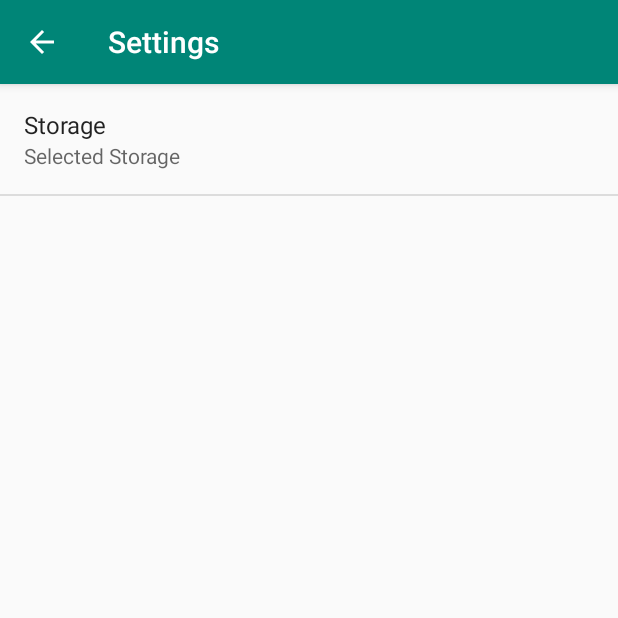
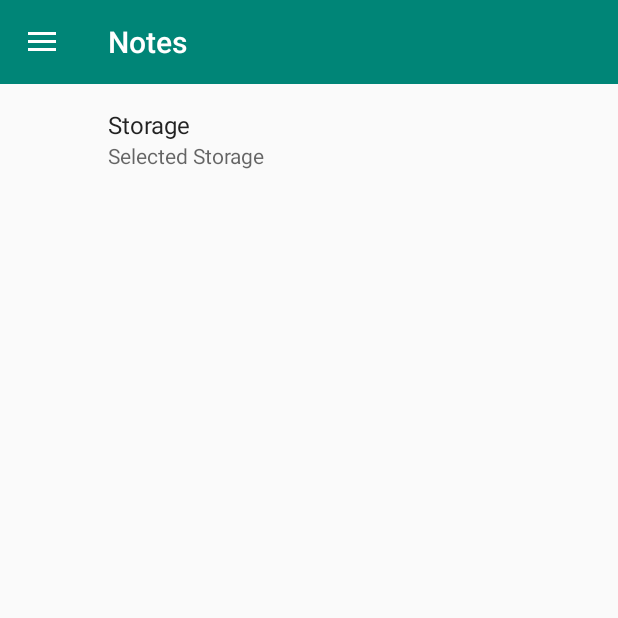
Before and after one commit to Andrei1993ak/D3GoalTask2, an Android app: the screen it shows after launch (SettingsActivity before the commit, NotesActivity after it), in the side drawer, after a tap on "Settings", on a phone screen of 412 x 824 dp, the top half of it. Run offline under Robolectric (Android 15) with nearby library versions, the phone set to English and light mode, and no system bars; our stand-ins replace ButterKnife, androidx.preference; libraries missing offline, so code that uses them is left out: com.orm; 3 statements that could not run were skipped.

Commit message:
task 1 : move to fragments

```diff
--- a/app/build.gradle
+++ b/app/build.gradle
@@ -23,6 +23,7 @@ dependencies {
     compile 'com.github.satyan:sugar:1.3'
     implementation fileTree(dir: 'libs', include: ['*.jar'])
     implementation 'com.android.support:appcompat-v7:27.1.1'
+    compile 'com.android.support:preference-v7:27.1.1'
     compile 'com.jakewharton:butterknife:8.6.0'
     annotationProcessor 'com.jakewharton:butterknife-compiler:8.6.0'
     implementation 'com.android.support:design:27.1.1'
--- a/app/src/main/AndroidManifest.xml
+++ b/app/src/main/AndroidManifest.xml
@@ -31,11 +31,6 @@
             android:name=".activities.CreateEditNoteActivity"
             android:label="@string/manage_note"
             android:parentActivityName=".activities.NotesActivity"></activity>
-
-        <activity
-            android:name=".activities.settings.SettingsActivity"
-            android:label="@string/settings"
-            android:parentActivityName=".activities.NotesActivity"></activity>
     </application>
 
 </manifest>
--- a/app/src/main/java/com/github/andrei1993ak/mentoring/task2/activities/CreateEditNoteActivity.java
+++ b/app/src/main/java/com/github/andrei1993ak/mentoring/task2/activities/CreateEditNoteActivity.java
@@ -35,10 +35,10 @@ public class CreateEditNoteActivity extends AppCompatActivity {
     private AppCompatCheckBox mIsFavouriteCheckBox;
     private long mId;
 
-    static Intent getCreateNoteIntent(final Context pContext, final boolean pIsFavouriteTabSelected) {
+    static Intent getCreateNoteIntent(final Context pContext, final boolean pIsFavouritePreselected) {
         final Intent intent = new Intent(pContext, CreateEditNoteActivity.class);
         intent.setAction(CREATE_NOTE_ACTION);
-        intent.putExtra(EXTRA_NOTE_FAVOURITE_KEY, pIsFavouriteTabSelected);
+        intent.putExtra(EXTRA_NOTE_FAVOURITE_KEY, pIsFavouritePreselected);
 
         return intent;
     }
--- /dev/null
+++ b/app/src/main/java/com/github/andrei1993ak/mentoring/task2/activities/IAppNavigator.java
@@ -0,0 +1,11 @@
+package com.github.andrei1993ak.mentoring.task2.activities;
+
+import com.github.andrei1993ak.mentoring.task2.model.note.INote;
+
+public interface IAppNavigator {
+    void goToCreationNote(boolean pEquals);
+
+    void goToEditNote(INote pNote);
+
+    void goToDisplayingNotes();
+}
--- a/app/src/main/java/com/github/andrei1993ak/mentoring/task2/activities/NotesActivity.java
+++ b/app/src/main/java/com/github/andrei1993ak/mentoring/task2/activities/NotesActivity.java
@@ -1,45 +1,31 @@
 package com.github.andrei1993ak.mentoring.task2.activities;
 
-import android.content.Intent;
 import android.os.Bundle;
 import android.support.annotation.NonNull;
-import android.support.design.widget.FloatingActionButton;
 import android.support.design.widget.NavigationView;
-import android.support.v4.app.FragmentTabHost;
+import android.support.v4.app.Fragment;
 import android.support.v4.view.GravityCompat;
 import android.support.v4.widget.DrawerLayout;
 import android.support.v7.app.ActionBarDrawerToggle;
 import android.support.v7.app.AppCompatActivity;
 import android.support.v7.widget.Toolbar;
 import android.view.MenuItem;
-import android.view.View;
 
 import com.github.andrei1993ak.mentoring.task2.R;
-import com.github.andrei1993ak.mentoring.task2.activities.settings.SettingsActivity;
+import com.github.andrei1993ak.mentoring.task2.model.note.INote;
 
-public class NotesActivity extends AppCompatActivity
-        implements NavigationView.OnNavigationItemSelectedListener {
+public class NotesActivity extends AppCompatActivity implements IAppNavigator {
 
-    private FragmentTabHost mTabHost;
-    private String mAllNotesString;
-    private String mFavouriteNotesString;
+    static final String SKIP_ASKING_PERMISSIONS = "skipAskingPermissions";
 
     @Override
     protected void onCreate(final Bundle savedInstanceState) {
         super.onCreate(savedInstanceState);
+
         setContentView(R.layout.activity_notes);
+
         final Toolbar toolbar = findViewById(R.id.toolbar);
         setSupportActionBar(toolbar);
-
-        final FloatingActionButton fab = findViewById(R.id.fab);
-        fab.setOnClickListener(new View.OnClickListener() {
-            @Override
-            public void onClick(final View view) {
-                final String currentTabTag = mTabHost.getCurrentTabTag();
-                goToCreateNote(mFavouriteNotesString.equals(currentTabTag));
-            }
-        });
-
         final DrawerLayout drawer = findViewById(R.id.drawer_layout);
         final ActionBarDrawerToggle toggle = new ActionBarDrawerToggle(
                 this, drawer, toolbar, R.string.navigation_drawer_open, R.string.navigation_drawer_close);
@@ -47,24 +33,13 @@ public class NotesActivity extends AppCompatActivity
         toggle.syncState();
 
         final NavigationView navigationView = findViewById(R.id.nav_view);
-        navigationView.setNavigationItemSelectedListener(this);
+        navigationView.setNavigationItemSelectedListener(new OnNavigationItemSelectedListener());
 
-        mTabHost = findViewById(android.R.id.tabhost);
-        mTabHost.setup(this, getSupportFragmentManager(), android.R.id.tabcontent);
-
-        mAllNotesString = getResources().getString(R.string.all_notes);
-        mFavouriteNotesString = getResources().getString(R.string.favourite_notes);
-
-        mTabHost.addTab(
-                mTabHost.newTabSpec(mAllNotesString).setIndicator(mAllNotesString, null),
-                NotesTabFragment.class, NotesTabFragment.getAllNotesArguments());
-        mTabHost.addTab(
-                mTabHost.newTabSpec(mFavouriteNotesString).setIndicator(mFavouriteNotesString, null),
-                NotesTabFragment.class, NotesTabFragment.getFavouritesNotesArguments());
+        goToDisplayingNotes();
     }
 
-    private void goToCreateNote(final boolean isFavouriteTabSelected) {
-        startActivity(CreateEditNoteActivity.getCreateNoteIntent(this, isFavouriteTabSelected));
+    private void showFragment(final Fragment pFragment) {
+        getSupportFragmentManager().beginTransaction().replace(R.id.content, pFragment).commit();
     }
 
     @Override
@@ -77,17 +52,60 @@ public class NotesActivity extends AppCompatActivity
         }
     }
 
-    @SuppressWarnings("StatementWithEmptyBody")
     @Override
-    public boolean onNavigationItemSelected(@NonNull final MenuItem item) {
-        final int id = item.getItemId();
+    public void onRequestPermissionsResult(final int requestCode,
+                                           final String[] permissions, final int[] grantResults) {
+        final Bundle bundle = new Bundle();
+        bundle.putBoolean(SKIP_ASKING_PERMISSIONS, true);
+        showSettings(bundle);
+    }
 
-        if (id == R.id.nav_manage) {
-            startActivityForResult(new Intent(this, SettingsActivity.class), 222);
+    private void showSettings(final Bundle pBundle) {
+        final SettingsFragment settingsFragment = new SettingsFragment();
+
+        if (pBundle != null) {
+            settingsFragment.setArguments(pBundle);
         }
 
-        final DrawerLayout drawer = findViewById(R.id.drawer_layout);
-        drawer.closeDrawer(GravityCompat.START);
-        return true;
+        showFragment(settingsFragment);
+    }
+
+    @Override
+    public void goToCreationNote(final boolean pIsFavouritePreselected) {
+        startActivity(CreateEditNoteActivity.getCreateNoteIntent(this, pIsFavouritePreselected));
+    }
+
+    @Override
+    public void goToEditNote(final INote pNote) {
+        startActivity(CreateEditNoteActivity.getEditNoteIntent(this, pNote));
+    }
+
+    @Override
+    public void goToDisplayingNotes() {
+        showFragment(new NotesFragment());
+    }
+
+    private class OnNavigationItemSelectedListener implements NavigationView.OnNavigationItemSelectedListener {
+
+        private final DrawerLayout mDrawer;
+
+        private OnNavigationItemSelectedListener() {
+            mDrawer = findViewById(R.id.drawer_layout);
+        }
+
+        @Override
+        public boolean onNavigationItemSelected(@NonNull final MenuItem item) {
+            final int id = item.getItemId();
+
+            if (id == R.id.nav_manage) {
+                showSettings(null);
+            } else if (id == R.id.nav_notes) {
+                goToDisplayingNotes();
+            }
+
+            mDrawer.closeDrawer(GravityCompat.START);
+
+            return true;
+        }
     }
 }
--- /dev/null
+++ b/app/src/main/java/com/github/andrei1993ak/mentoring/task2/activities/NotesFragment.java
@@ -0,0 +1,59 @@
+package com.github.andrei1993ak.mentoring.task2.activities;
+
+import android.os.Bundle;
+import android.support.annotation.NonNull;
+import android.support.annotation.Nullable;
+import android.support.design.widget.FloatingActionButton;
+import android.support.v4.app.Fragment;
+import android.support.v4.app.FragmentActivity;
+import android.support.v4.app.FragmentTabHost;
+import android.view.LayoutInflater;
+import android.view.View;
+import android.view.ViewGroup;
+
+import com.github.andrei1993ak.mentoring.task2.R;
+
+public class NotesFragment extends Fragment {
+
+    private FragmentTabHost mTabHost;
+    private String mAllNotesString;
+    private String mFavouriteNotesString;
+
+    @Nullable
+    @Override
+    public View onCreateView(@NonNull final LayoutInflater inflater, @Nullable final ViewGroup container, final Bundle savedInstanceState) {
+        return inflater.inflate(R.layout.content_notes, container, false);
+    }
+
+    @Override
+    public void onViewCreated(@NonNull final View view, @Nullable final Bundle savedInstanceState) {
+        super.onViewCreated(view, savedInstanceState);
+
+        final FragmentActivity activity = getActivity();
+
+        mTabHost = view.findViewById(android.R.id.tabhost);
+        mTabHost.setup(activity, getFragmentManager(), android.R.id.tabcontent);
+
+        mAllNotesString = getResources().getString(R.string.all_notes);
+        mFavouriteNotesString = getResources().getString(R.string.favourite_notes);
+
+        mTabHost.addTab(
+                mTabHost.newTabSpec(mAllNotesString).setIndicator(mAllNotesString, null),
+                NotesTabFragment.class, NotesTabFragment.getAllNotesArguments());
+        mTabHost.addTab(
+                mTabHost.newTabSpec(mFavouriteNotesString).setIndicator(mFavouriteNotesString, null),
+                NotesTabFragment.class, NotesTabFragment.getFavouritesNotesArguments());
+
+        final FloatingActionButton fab = view.findViewById(R.id.fab);
+        fab.setOnClickListener(new View.OnClickListener() {
+            @Override
+            public void onClick(final View view) {
+                final String currentTabTag = mTabHost.getCurrentTabTag();
+
+                if (activity instanceof IAppNavigator) {
+                    ((IAppNavigator) activity).goToCreationNote(mFavouriteNotesString.equals(currentTabTag));
+                }
+            }
+        });
+    }
+}
--- a/app/src/main/java/com/github/andrei1993ak/mentoring/task2/activities/NotesTabFragment.java
+++ b/app/src/main/java/com/github/andrei1993ak/mentoring/task2/activities/NotesTabFragment.java
@@ -125,7 +125,11 @@ public class NotesTabFragment extends Fragment {
         } else if (item.getItemId() == R.id.action_edit_note) {
             final INote note = mAdapter.getItem(info.position);
 
-            startActivity(CreateEditNoteActivity.getEditNoteIntent(getContext(), note));
+            final FragmentActivity activity = getActivity();
+
+            if(activity instanceof IAppNavigator){
+                ((IAppNavigator) activity).goToEditNote(note);
+            }
 
             return true;
         }
--- a/app/src/main/java/com/github/andrei1993ak/mentoring/task2/activities/settings/SettingsFragment.java
+++ b/app/src/main/java/com/github/andrei1993ak/mentoring/task2/activities/SettingsFragment.java
@@ -1,32 +1,30 @@
-package com.github.andrei1993ak.mentoring.task2.activities.settings;
+package com.github.andrei1993ak.mentoring.task2.activities;
 
 import android.Manifest;
 import android.app.Activity;
 import android.content.SharedPreferences;
 import android.content.pm.PackageManager;
 import android.os.Bundle;
-import android.preference.ListPreference;
-import android.preference.PreferenceFragment;
 import android.support.v4.app.ActivityCompat;
 import android.support.v4.content.ContextCompat;
+import android.support.v7.preference.ListPreference;
+import android.support.v7.preference.PreferenceFragmentCompat;
 
 import com.github.andrei1993ak.mentoring.task2.R;
 import com.github.andrei1993ak.mentoring.task2.model.note.factory.ICurrentStorageTypeHolder;
 import com.github.andrei1993ak.mentoring.task2.model.note.factory.StorageTypeResolver;
 
-public class SettingsFragment extends PreferenceFragment implements SharedPreferences.OnSharedPreferenceChangeListener {
+public class SettingsFragment extends PreferenceFragmentCompat implements SharedPreferences.OnSharedPreferenceChangeListener {
 
     private static final int MY_PERMISSIONS_REQUEST_READ_STORAGE = 1;
 
     @Override
-    public void onCreate(final Bundle savedInstanceState) {
-        super.onCreate(savedInstanceState);
-
-        addPreferencesFromResource(R.xml.preferences);
+    public void onCreatePreferences(final Bundle savedInstanceState, final String rootKey) {
+        setPreferencesFromResource(R.xml.preferences, rootKey);
 
         final Bundle arguments = getArguments();
 
-        if (arguments == null || !arguments.getBoolean(SettingsActivity.SKIP_ASKING_PERMISSIONS, true)) {
+        if (arguments == null || !arguments.getBoolean(NotesActivity.SKIP_ASKING_PERMISSIONS, true)) {
             checkPermissionReadStorage(getActivity());
         }
 
--- a/app/src/main/java/com/github/andrei1993ak/mentoring/task2/activities/settings/SettingsActivity.java
+++ /dev/null
@@ -1,37 +0,0 @@
-package com.github.andrei1993ak.mentoring.task2.activities.settings;
-
-import android.os.Bundle;
-import android.support.annotation.Nullable;
-import android.support.v7.app.AppCompatActivity;
-
-public class SettingsActivity extends AppCompatActivity {
-
-    static final String SKIP_ASKING_PERMISSIONS = "skipAskingPermissions";
-
-    @Override
-    protected void onCreate(@Nullable final Bundle savedInstanceState) {
-        super.onCreate(savedInstanceState);
-
-        showSettings(null);
-    }
-
-    private void showSettings(final Bundle pBundle) {
-        final SettingsFragment settingsFragment = new SettingsFragment();
-
-        if (pBundle != null) {
-            settingsFragment.setArguments(pBundle);
-        }
-
-        getFragmentManager().beginTransaction()
-                .replace(android.R.id.content, settingsFragment)
-                .commit();
-    }
-
-    @Override
-    public void onRequestPermissionsResult(final int requestCode,
-                                           final String[] permissions, final int[] grantResults) {
-        final Bundle bundle = new Bundle();
-        bundle.putBoolean(SKIP_ASKING_PERMISSIONS, true);
-        showSettings(bundle);
-    }
-}
--- a/app/src/main/res/layout/app_bar_notes.xml
+++ b/app/src/main/res/layout/app_bar_notes.xml
@@ -1,37 +1,23 @@
 <?xml version="1.0" encoding="utf-8"?>
-<android.support.design.widget.CoordinatorLayout xmlns:android="http://schemas.android.com/apk/res/android"
+<FrameLayout xmlns:android="http://schemas.android.com/apk/res/android"
     xmlns:app="http://schemas.android.com/apk/res-auto"
     xmlns:tools="http://schemas.android.com/tools"
     android:layout_width="match_parent"
     android:layout_height="match_parent"
     tools:context=".activities.NotesActivity">
 
-    <android.support.design.widget.AppBarLayout
+    <android.support.v7.widget.Toolbar
+        android:id="@+id/toolbar"
         android:layout_width="match_parent"
-        android:layout_height="wrap_content"
-        android:theme="@style/AppTheme.AppBarOverlay">
+        android:layout_height="?attr/actionBarSize"
+        android:background="?attr/colorPrimary"
+        android:theme="@style/AppTheme.AppBarOverlay"
+        app:popupTheme="@style/AppTheme.PopupOverlay" />
 
-        <android.support.v7.widget.Toolbar
-            android:id="@+id/toolbar"
-            android:layout_width="match_parent"
-            android:layout_height="?attr/actionBarSize"
-            android:background="?attr/colorPrimary"
-            app:popupTheme="@style/AppTheme.PopupOverlay" />
-
-    </android.support.design.widget.AppBarLayout>
-
-    <include
-        layout="@layout/content_notes"
+    <FrameLayout
+        android:id="@+id/content"
         android:layout_width="match_parent"
         android:layout_height="match_parent"
         android:layout_marginTop="?attr/actionBarSize" />
 
-    <android.support.design.widget.FloatingActionButton
-        android:id="@+id/fab"
-        android:layout_width="wrap_content"
-        android:layout_height="wrap_content"
-        android:layout_gravity="bottom|end"
-        android:layout_margin="@dimen/fab_margin"
-        app:srcCompat="@drawable/ic_add_note" />
-
-</android.support.design.widget.CoordinatorLayout>
+</FrameLayout>
--- a/app/src/main/res/values-v21/styles.xml
+++ b/app/src/main/res/values-v21/styles.xml
@@ -4,5 +4,6 @@
         <item name="windowActionBar">false</item>
         <item name="windowNoTitle">true</item>
         <item name="android:statusBarColor">@android:color/transparent</item>
+        <item name="preferenceTheme">@style/PreferenceThemeOverlay</item>
     </style>
 </resources>
--- a/app/src/main/res/values/styles.xml
+++ b/app/src/main/res/values/styles.xml
@@ -11,6 +11,7 @@
     <style name="AppTheme.NoActionBar">
         <item name="windowActionBar">false</item>
         <item name="windowNoTitle">true</item>
+        <item name="preferenceTheme">@style/PreferenceThemeOverlay</item>
     </style>
 
     <style name="AppTheme.AppBarOverlay" parent="ThemeOverlay.AppCompat.Dark.ActionBar" />
--- a/app/src/main/res/xml/preferences.xml
+++ b/app/src/main/res/xml/preferences.xml
@@ -6,5 +6,5 @@
         android:entryValues="@array/storageOptions"
         android:key="@string/storage_pref_key"
         android:summary="@string/storage_description"
-        android:title="@string/storage"></ListPreference>
+        android:title="@string/storage" />
 </PreferenceScreen>
```
Also changed, not shown: app/src/main/res/layout/content_notes.xml (+21 -5 lines).
